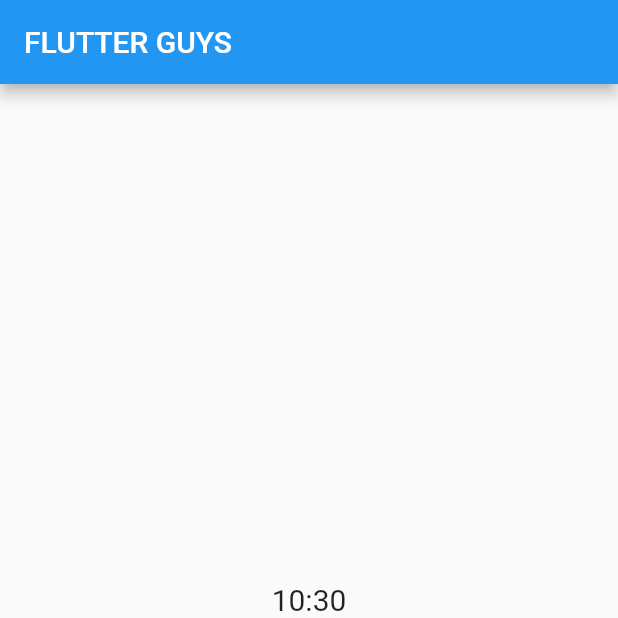
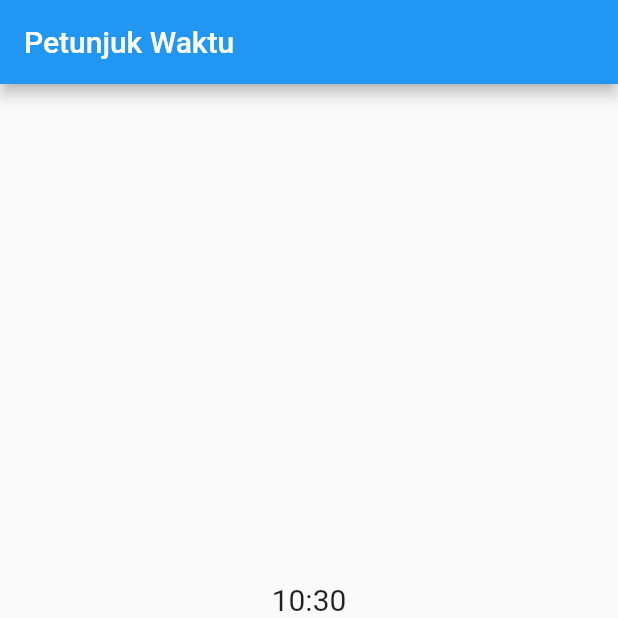
Before and after one commit to fatwaraga/Petunjuk-Waktu, a Flutter app: the screen it shows after launch, on a phone screen of 412 x 824 dp, the top half of it. Run offline on Flutter 3.47's test engine with Material 2 defaults, Android fonts, the phone set to English and light mode, and no system bars.

Commit message:
Update main.dart

```diff
--- a/lib/main.dart
+++ b/lib/main.dart
@@ -11,7 +11,7 @@ class MyApp extends StatelessWidget {
   Widget build(BuildContext context) {
     return const MaterialApp(
       debugShowCheckedModeBanner: false,
-      home: HomePage(title: 'FLUTTER GUYS'),
+      home: HomePage(title: 'Petunjuk Waktu'),
     );
   }
 }
```
